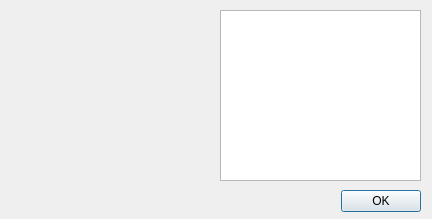
First picture: the form in BioImageOperation/AboutWindow.ui, repository folterj/BioImageOperation, before the edit.
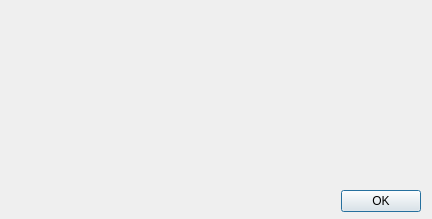
Second picture: the form after the edit. Icons and pictures are not drawn.

Commit message: Fixed string operaionts, central pre-processing argument parsing, improved cmakefile, added versioning, fixed resource handling, about info population, fixed VS project filter

```diff
--- a/BioImageOperation/AboutWindow.ui
+++ b/BioImageOperation/AboutWindow.ui
@@ -13,19 +13,6 @@
   <property name="windowTitle">
    <string>Bio Image Operation</string>
   </property>
-  <widget class="QPlainTextEdit" name="plainTextEdit">
-   <property name="geometry">
-    <rect>
-     <x>220</x>
-     <y>10</y>
-     <width>201</width>
-     <height>171</height>
-    </rect>
-   </property>
-   <property name="readOnly">
-    <bool>true</bool>
-   </property>
-  </widget>
   <widget class="QLabel" name="label">
    <property name="geometry">
     <rect>
@@ -61,6 +48,24 @@
     <set>QDialogButtonBox::Ok</set>
    </property>
   </widget>
+  <widget class="QLabel" name="infoLabel">
+   <property name="geometry">
+    <rect>
+     <x>220</x>
+     <y>10</y>
+     <width>201</width>
+     <height>171</height>
+    </rect>
+   </property>
+   <property name="font">
+    <font>
+     <pointsize>12</pointsize>
+    </font>
+   </property>
+   <property name="text">
+    <string/>
+   </property>
+  </widget>
  </widget>
  <layoutdefault spacing="6" margin="11"/>
  <resources>
```
Left out of the diff: 4 changed lines with no effect on the pictures. The commit also changes 23 other files.
